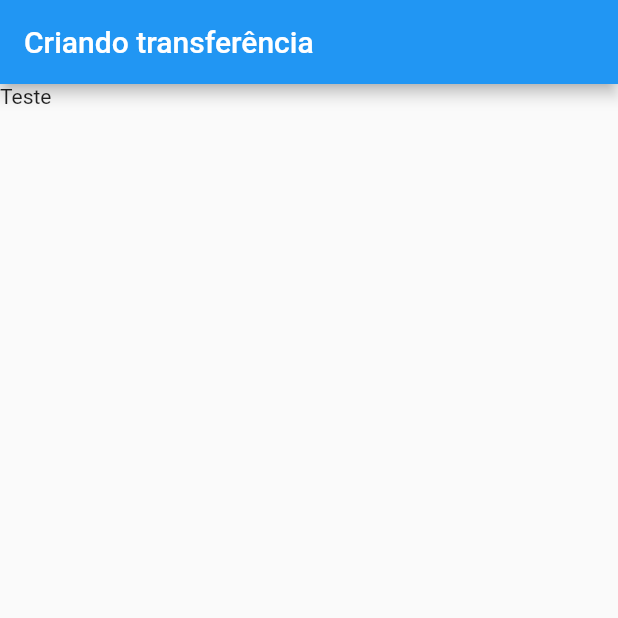
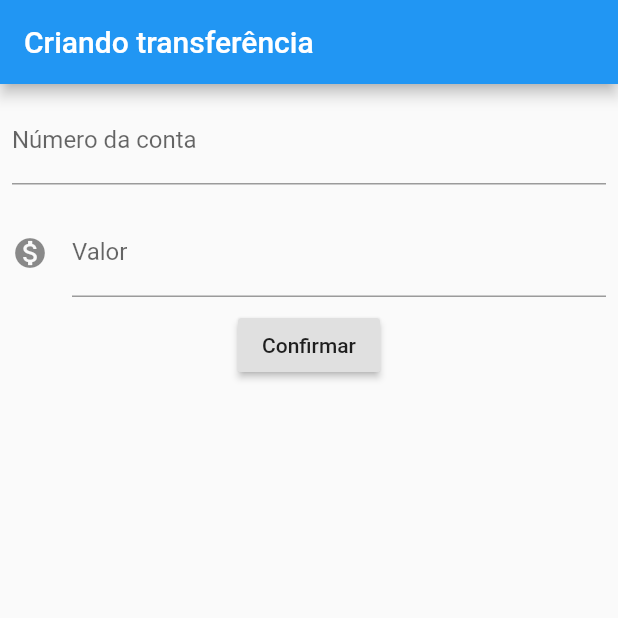
Before and after one commit to andreguedes/flutter, a Flutter app: the screen it shows after launch, on a phone screen of 412 x 824 dp, the top half of it. Run offline on Flutter 3.47's test engine with Material 2 defaults, Android fonts, the phone set to English and light mode, and no system bars.

```diff
--- a/lib/main.dart
+++ b/lib/main.dart
@@ -3,7 +3,6 @@ import 'package:flutter/material.dart';
 void main() => runApp(ByteBankApp());
 
 class ByteBankApp extends StatelessWidget {
-
   @override
   Widget build(BuildContext context) {
     return MaterialApp(
@@ -12,10 +11,11 @@ class ByteBankApp extends StatelessWidget {
       ),
     );
   }
-
 }
 
 class FormularioTransferencia extends StatelessWidget {
+  final TextEditingController _controladorNumeroConta = TextEditingController();
+  final TextEditingController _controladorValor = TextEditingController();
 
   @override
   Widget build(BuildContext context) {
@@ -23,45 +23,73 @@ class FormularioTransferencia extends StatelessWidget {
       appBar: AppBar(
         title: Text('Criando transferência'),
       ),
-      body: Text('Teste'),
+      body: Column(
+        children: <Widget>[
+          Padding(
+            padding: const EdgeInsets.all(8.0),
+            child: TextField(
+              controller: _controladorNumeroConta,
+              decoration: InputDecoration(
+                  labelText: 'Número da conta', hintText: '0000'),
+              keyboardType: TextInputType.number,
+              style: TextStyle(fontSize: 16.0),
+            ),
+          ),
+          Padding(
+            padding: const EdgeInsets.all(8.0),
+            child: TextField(
+              controller: _controladorValor,
+              decoration: InputDecoration(
+                  icon: Icon(Icons.monetization_on),
+                  labelText: 'Valor',
+                  hintText: '0.00'),
+              keyboardType: TextInputType.number,
+              style: TextStyle(fontSize: 16.0),
+            ),
+          ),
+          RaisedButton(
+              onPressed: () {
+                final int numerConta =
+                    int.tryParse(_controladorNumeroConta.text);
+                final double valor = double.tryParse(_controladorValor.text);
+                if (numerConta != null && valor != null) {
+                  final transferenciaCriada = Transferencia(valor, numerConta);
+                   debugPrint('$transferenciaCriada');
+                }
+              },
+              child: Text('Confirmar'))
+        ],
+      ),
     );
   }
-
 }
 
 class ListaTransferencia extends StatelessWidget {
-
   @override
   Widget build(BuildContext context) {
     return Scaffold(
       appBar: AppBar(
         title: Text('Transferências'),
-        leading: Icon(
-            Icons.attach_money
-        ),
+        leading: Icon(Icons.attach_money),
       ),
       body: Column(
         children: <Widget>[
-          ItemTranferencia(Tranferencia(100, 1000)),
-          ItemTranferencia(Tranferencia(200, 1001)),
-          ItemTranferencia(Tranferencia(300, 1002)),
-          ItemTranferencia(Tranferencia(400, 1003)),
-          ItemTranferencia(Tranferencia(500, 1004))
+          ItemTranferencia(Transferencia(100, 1000)),
+          ItemTranferencia(Transferencia(200, 1001)),
+          ItemTranferencia(Transferencia(300, 1002)),
+          ItemTranferencia(Transferencia(400, 1003)),
+          ItemTranferencia(Transferencia(500, 1004))
         ],
       ),
       floatingActionButton: FloatingActionButton(
-        child: Icon(
-            Icons.add
-        ),
+        child: Icon(Icons.add),
       ),
     );
   }
-
 }
 
 class ItemTranferencia extends StatelessWidget {
-
-  final Tranferencia _tranferencia;
+  final Transferencia _tranferencia;
 
   ItemTranferencia(this._tranferencia);
 
@@ -69,22 +97,22 @@ class ItemTranferencia extends StatelessWidget {
   Widget build(BuildContext context) {
     return Card(
         child: ListTile(
-          leading: Icon(
-              Icons.monetization_on
-          ),
-          title: Text('RS ' + _tranferencia.valor.toString()),
-          subtitle: Text('Conta ' + _tranferencia.numeroConta.toString()),
-        )
-    );
+      leading: Icon(Icons.monetization_on),
+      title: Text('RS ' + _tranferencia.valor.toString()),
+      subtitle: Text('Conta ' + _tranferencia.numeroConta.toString()),
+    ));
+  }
+}
+
+class Transferencia {
+  final double valor;
+  final int numeroConta;
+
+  Transferencia(this.valor, this.numeroConta);
+
+  @override
+  String toString() {
+    return 'Transferencia{valor: $valor, numeroConta: $numeroConta}';
   }
 
 }
-
-class Tranferencia {
-
-  final double valor;
-  final int numeroConta;
-
-  Tranferencia(this.valor, this.numeroConta);
-
-}
```
